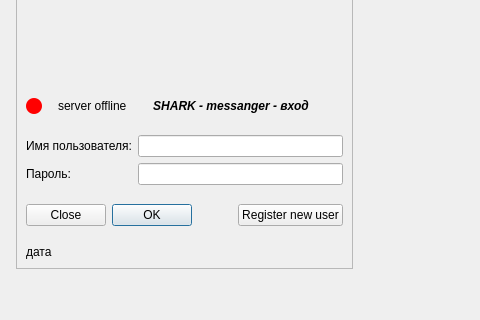
Old version of the form Shark_UI/screen_login.ui in the repository YanBatytskiy/Shark_3_0_Qt; both pictures show x 207 to 687 and y 323 to 643 of the 783 by 768 pixel window.
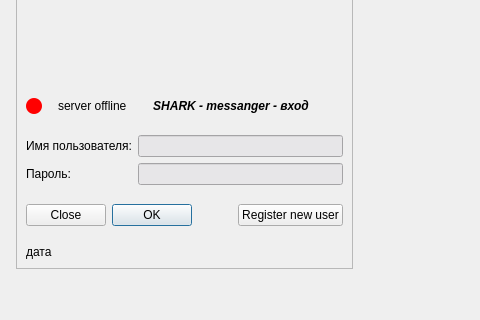
New version of the form. Icons and pictures are not drawn.

Patch:
```diff
--- a/Shark_UI/screen_login.ui
+++ b/Shark_UI/screen_login.ui
@@ -318,7 +318,8 @@
            <string extracomment="whatthis"/>
           </property>
           <property name="styleSheet">
-           <string notr="true">border-color: rgb(0, 0, 0);</string>
+           <string notr="true">background-color: rgb(231, 230, 232);
+border-color: rgb(0, 0, 0);</string>
           </property>
          </widget>
         </item>
@@ -335,7 +336,8 @@
         <item row="1" column="1">
          <widget class="QLineEdit" name="passwordEdit">
           <property name="styleSheet">
-           <string notr="true">border-color: rgb(0, 0, 0);</string>
+           <string notr="true">background-color: rgb(231, 230, 232);
+border-color: rgb(0, 0, 0);</string>
           </property>
           <property name="echoMode">
            <enum>QLineEdit::EchoMode::PasswordEchoOnEdit</enum>
```
Left out of the diff: 7 changed lines with no effect on the pictures.
